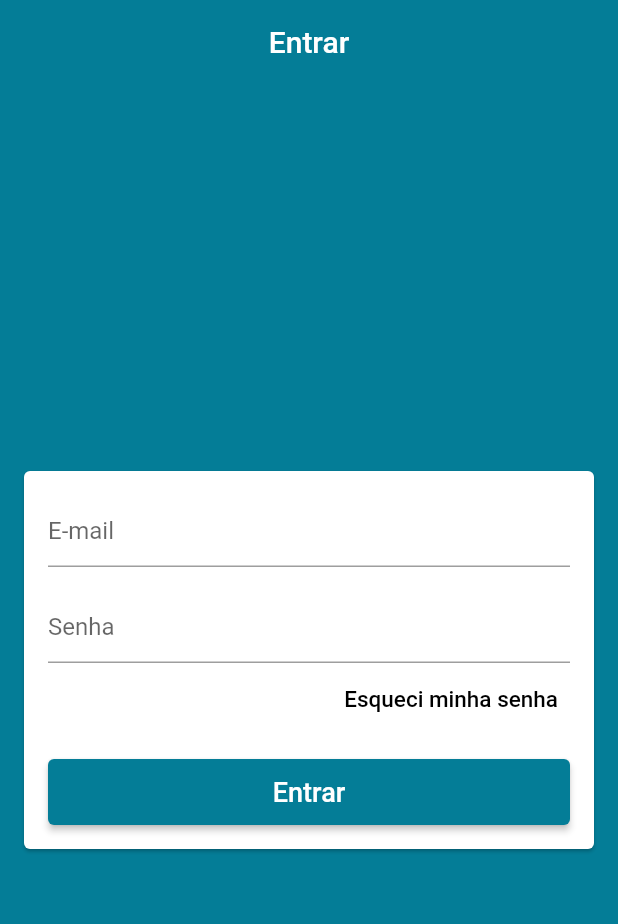
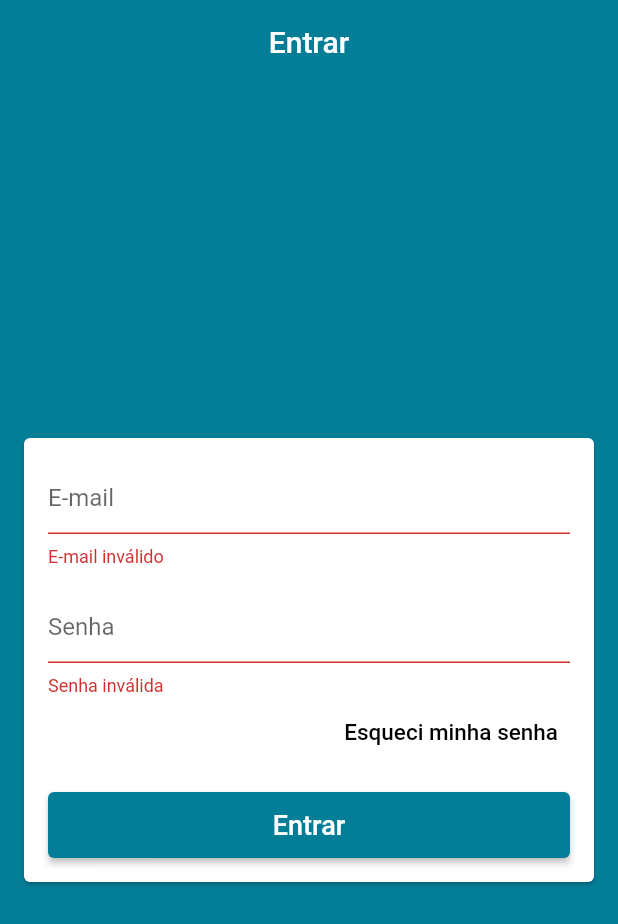
Before and after one commit to Dandy27/projetolojavirtual, a Flutter app: the screen it shows after launch, after a tap on "Entrar", on a phone screen of 412 x 824 dp. Shown: the top 924 px of the screen. Run offline on Flutter 3.47's test engine with Material 2 defaults, Android fonts, the phone set to English and light mode, and no system bars; our stand-ins replace firebase_auth; accounts and stored records are empty.

Commit message:
Realizando o login

```diff
--- a/lib/helpers/validators.dart
+++ b/lib/helpers/validators.dart
@@ -0,0 +1,5 @@
+bool emailValid(String email){
+  final RegExp regex = RegExp(
+      r"^(([^<>()[\]\\.,;:\s@\']+(\.[^<>()[\]\\.,;:\s@\']+)*)|(\'.+\'))@((\[[0-9]{1,3}\.[0-9]{1,3}\.[0-9]{1,3}\.[0-9]{1,3}\])|(([a-zA-Z\-0-9]+\.)+[a-zA-Z]{2,}))$");
+  return regex.hasMatch(email);
+}
--- a/lib/main.dart
+++ b/lib/main.dart
@@ -1,5 +1,7 @@
 // import 'package:cloud_firestore/cloud_firestore.dart';
 import 'package:flutter/material.dart';
+import 'package:projetolojavirtual/models/user_manager.dart';
+import 'package:provider/provider.dart';
 
 import 'sreens/base/base_screen.dart';
 
@@ -11,11 +13,12 @@ void main() async {
 class MyApp extends StatelessWidget {
   @override
   Widget build(BuildContext context) {
-    return MaterialApp(
+    return Provider(
+      create: (_) => UserManager(),
+      child: MaterialApp(
         title: 'RR BEBIDAS',
         debugShowCheckedModeBanner: false,
         theme: ThemeData(
-
           primaryColor: const Color.fromARGB(255, 4, 125, 151),
           scaffoldBackgroundColor: const Color.fromARGB(255, 4, 125, 151),
           appBarTheme: const AppBarTheme(
@@ -23,6 +26,7 @@ class MyApp extends StatelessWidget {
           )
         ),
         home: BaseScreen(),
+      ),
     );
   }
 }
--- /dev/null
+++ b/lib/models/user.dart
@@ -0,0 +1,6 @@
+class User {
+User({this.email, this.password});
+  String email;
+  String password;
+
+}
--- /dev/null
+++ b/lib/models/user_manager.dart
@@ -0,0 +1,18 @@
+import 'package:firebase_auth/firebase_auth.dart';
+import 'package:flutter/services.dart';
+
+import 'user.dart';
+
+class UserManager {
+  final FirebaseAuth auth = FirebaseAuth.instance;
+
+  Future<void> signIn(User user) async {
+    try {
+      final AuthResult result = await auth.signInWithEmailAndPassword(
+          email: user.email, password: user.password);
+
+      print(result.user.uid);
+    } on PlatformException catch (e) {
+      print(e);
+    }
+  }}
--- a/lib/sreens/login/login_screen.dart
+++ b/lib/sreens/login/login_screen.dart
@@ -1,6 +1,14 @@
 import 'package:flutter/material.dart';
+import 'package:projetolojavirtual/helpers/validators.dart';
+import 'package:projetolojavirtual/models/user.dart';
+import 'package:projetolojavirtual/models/user_manager.dart';
+import 'package:provider/provider.dart';
 
 class LoginScreen extends StatelessWidget {
+  final TextEditingController emailController = TextEditingController();
+  final TextEditingController passController = TextEditingController();
+  final GlobalKey<FormState> formKey = GlobalKey<FormState>();
+
   @override
   Widget build(BuildContext context) {
     return Scaffold(
@@ -11,23 +19,33 @@ class LoginScreen extends StatelessWidget {
       body: Center(
         child: Card(
           margin: const EdgeInsets.symmetric(horizontal: 16),
+          child: Form(
+            key: formKey,
             child: ListView(
               padding: EdgeInsets.all(16),
               shrinkWrap: true,
               children: [
                 TextFormField(
+                  controller: emailController,
                   decoration: const InputDecoration(hintText: 'E-mail'),
                   keyboardType: TextInputType.emailAddress,
                   autocorrect: false,
-                validator: (email) => null,
+                  validator: (email) {
+                    if (!emailValid(email)) return 'E-mail inválido';
+                    return null;
+                  },
                 ),
-              const SizedBox(height: 16,),
+                const SizedBox(
+                  height: 16,
+                ),
                 TextFormField(
+                  controller: passController,
                   decoration: const InputDecoration(hintText: 'Senha'),
                   autocorrect: false,
                   obscureText: true,
                   validator: (pass) {
-                  if (pass.isEmpty || pass.length < 6) return 'Senha inválida';
+                    if (pass.isEmpty || pass.length < 6)
+                      return 'Senha inválida';
                     return null;
                   },
                 ),
@@ -41,23 +59,32 @@ class LoginScreen extends StatelessWidget {
                     ),
                   ),
                 ),
-              const SizedBox(height: 16,),
+                const SizedBox(
+                  height: 16,
+                ),
                 SizedBox(
-                height: 44 ,
+                  height: 44,
                   child: ElevatedButton(
                       style: ElevatedButton.styleFrom(
                           primary: Theme.of(context).primaryColor),
-                    onPressed: () {},
-                    child: Text('Entrar',
-                    style: TextStyle(
-                      fontSize: 18
-                    ),
+                      onPressed: () {
+                        if (formKey.currentState.validate()) {
+                          context.read<UserManager>().signIn(User(
+                            email: emailController.text,
+                            password: passController.text
+                          ));
+                        }
+                      },
+                      child: Text(
+                        'Entrar',
+                        style: TextStyle(fontSize: 18),
                       )),
                 )
               ],
             ),
           ),
         ),
+      ),
     );
   }
 }
```
Lines whose indentation alone changed are shown as unchanged.
